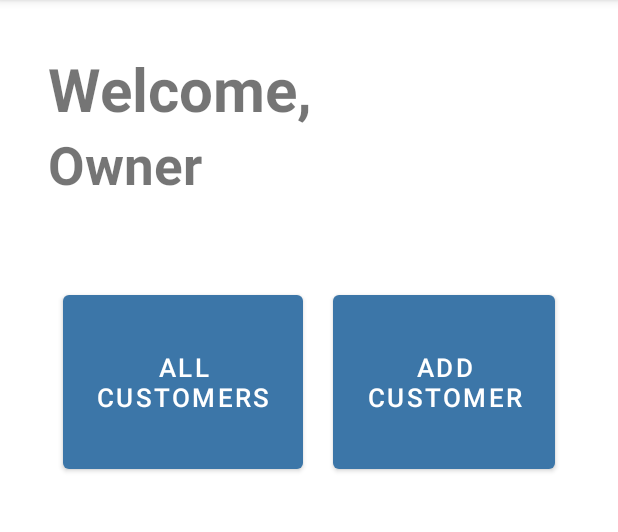
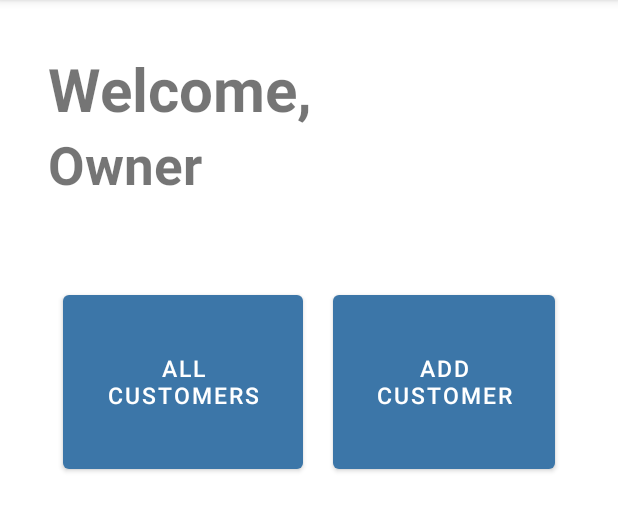
Before and after one commit to rajarshi-ray29/Fitness-App, an Android app: the ownerInterface screen opened directly, with no data from a screen before it, on a phone screen of 412 x 824 dp, the part 84-616 px from its top. Run offline under Robolectric (Android 15) with nearby library versions, the phone set to English and light mode, and no system bars; our stand-ins replace Firebase (no records; nobody signed in at launch, a user with empty details on screens opened directly).

Commit message:
Commit final

```diff
--- a/app/src/main/res/layout/activity_owner_interface.xml
+++ b/app/src/main/res/layout/activity_owner_interface.xml
@@ -33,7 +33,7 @@
             android:layout_height="128dp"
             android:layout_margin="10dp"
             android:text="ALL CUSTOMERS"
-            android:textSize="17dp" />
+            android:textSize="15dp" />
 
         <Button
             android:id="@+id/btn_add_customer"
@@ -42,7 +42,7 @@
             android:layout_margin="10dp"
             android:layout_toRightOf="@id/btn_Allcustomers"
             android:text="ADD CUSTOMER"
-            android:textSize="17dp" />
+            android:textSize="15dp" />
 
 
     </RelativeLayout>
```
Also changed, not shown: app/src/main/java/com/example/myapplication/CreateAccountActivity.kt (+7 -3 lines), app/src/main/java/com/example/myapplication/ownerInterface.kt (+3 -5 lines).
